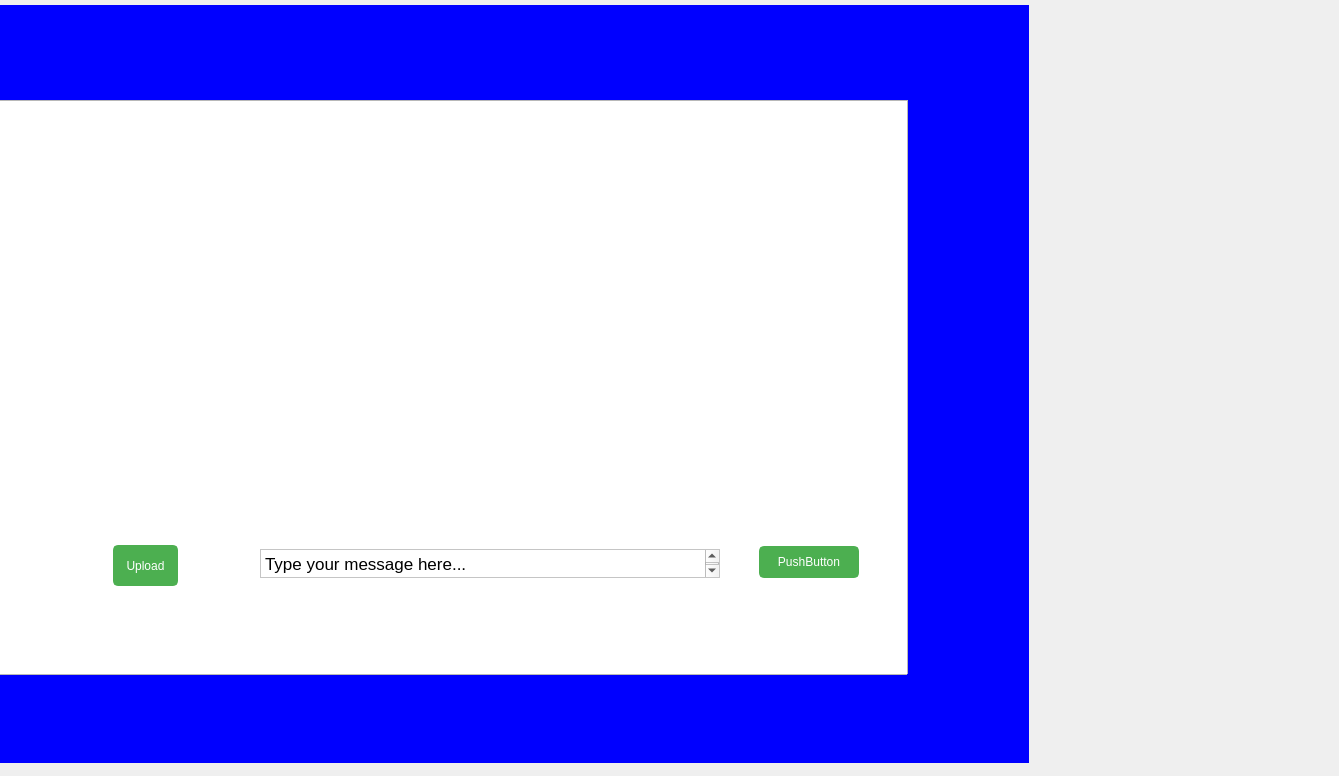
JustinGetty/LotusAppClient, file Forms/mainwindow.ui: the form before one commit.
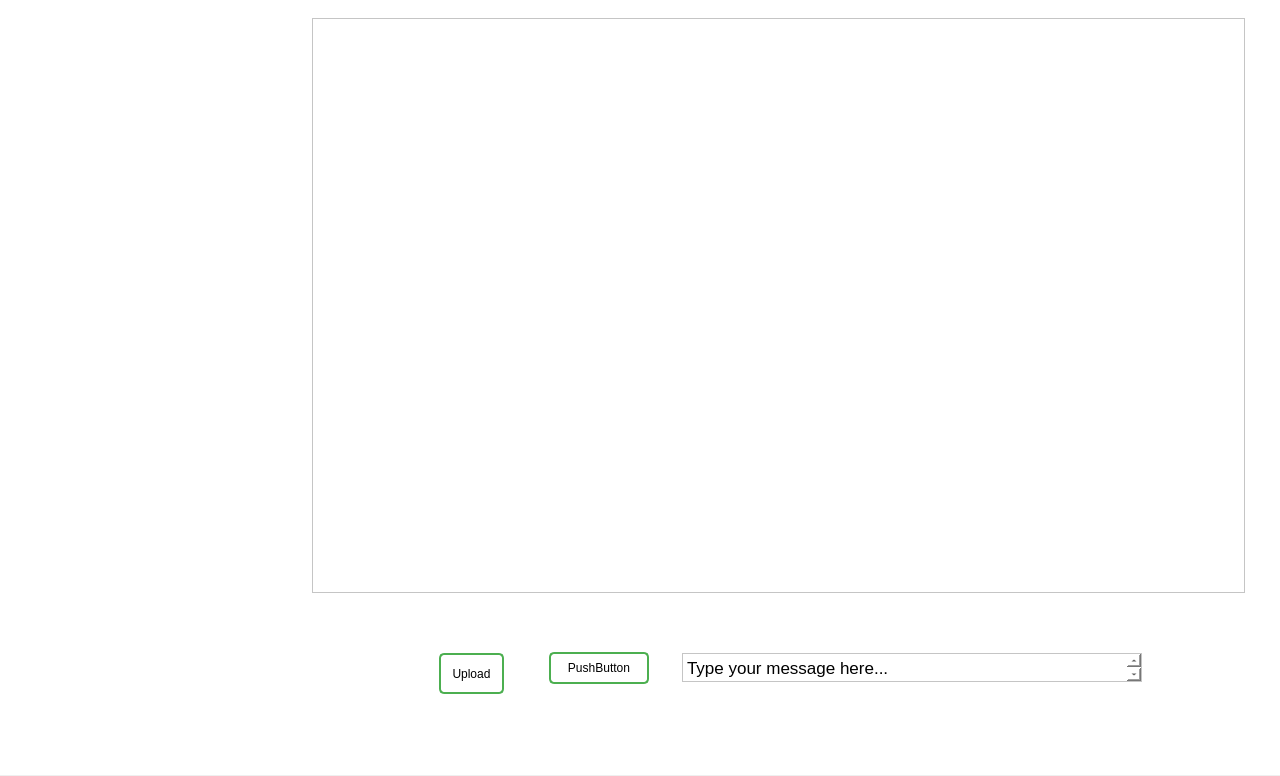
The form after the commit. The open tabs and pages were chosen to show the change.

Commit message: login function working, switches correctly. Adding user class

Diff of the .ui file:
```diff
--- a/Forms/mainwindow.ui
+++ b/Forms/mainwindow.ui
@@ -6,7 +6,7 @@
    <rect>
     <x>0</x>
     <y>0</y>
-    <width>1339</width>
+    <width>1280</width>
     <height>776</height>
    </rect>
   </property>
@@ -38,24 +38,55 @@
     <property name="geometry">
      <rect>
       <x>-59</x>
-      <y>0</y>
-      <width>1208</width>
-      <height>822</height>
+      <y>-1</y>
+      <width>1339</width>
+      <height>776</height>
      </rect>
     </property>
     <property name="currentIndex">
      <number>1</number>
     </property>
     <widget class="QWidget" name="main_window">
+     <property name="minimumSize">
+      <size>
+       <width>1339</width>
+       <height>776</height>
+      </size>
+     </property>
+     <widget class="QWidget" name="widget_4" native="true">
+      <property name="geometry">
+       <rect>
+        <x>59</x>
+        <y>0</y>
+        <width>1339</width>
+        <height>780</height>
+       </rect>
+      </property>
+      <property name="minimumSize">
+       <size>
+        <width>1339</width>
+        <height>776</height>
+       </size>
+      </property>
+      <property name="styleSheet">
+       <string notr="true">QWidget {
+background-color: #ffffff;
+}</string>
+      </property>
      <widget class="QPushButton" name="uploadButton">
       <property name="geometry">
        <rect>
-        <x>172</x>
-        <y>545</y>
+         <x>439</x>
+         <y>654</y>
         <width>65</width>
         <height>41</height>
        </rect>
       </property>
+       <property name="styleSheet">
+        <string notr="true">QPushButton{
+	color: #000000;
+}</string>
+       </property>
       <property name="text">
        <string>Upload</string>
       </property>
@@ -63,8 +94,8 @@
      <widget class="QTextBrowser" name="textBrowser">
       <property name="geometry">
        <rect>
-        <x>34</x>
-        <y>100</y>
+         <x>312</x>
+         <y>19</y>
         <width>933</width>
         <height>575</height>
        </rect>
@@ -81,6 +112,15 @@
            </color>
           </brush>
          </colorrole>
+          <colorrole role="Button">
+           <brush brushstyle="SolidPattern">
+            <color alpha="255">
+             <red>255</red>
+             <green>255</green>
+             <blue>255</blue>
+            </color>
+           </brush>
+          </colorrole>
          <colorrole role="Text">
           <brush brushstyle="SolidPattern">
            <color alpha="255">
@@ -99,6 +139,15 @@
            </color>
           </brush>
          </colorrole>
+          <colorrole role="Window">
+           <brush brushstyle="SolidPattern">
+            <color alpha="255">
+             <red>255</red>
+             <green>255</green>
+             <blue>255</blue>
+            </color>
+           </brush>
+          </colorrole>
         </active>
         <inactive>
          <colorrole role="WindowText">
@@ -110,6 +159,15 @@
            </color>
           </brush>
          </colorrole>
+          <colorrole role="Button">
+           <brush brushstyle="SolidPattern">
+            <color alpha="255">
+             <red>255</red>
+             <green>255</green>
+             <blue>255</blue>
+            </color>
+           </brush>
+          </colorrole>
          <colorrole role="Text">
           <brush brushstyle="SolidPattern">
            <color alpha="255">
@@ -128,8 +186,45 @@
            </color>
           </brush>
          </colorrole>
-        </inactive>
-        <disabled/>
+          <colorrole role="Window">
+           <brush brushstyle="SolidPattern">
+            <color alpha="255">
+             <red>255</red>
+             <green>255</green>
+             <blue>255</blue>
+            </color>
+           </brush>
+          </colorrole>
+         </inactive>
+         <disabled>
+          <colorrole role="Button">
+           <brush brushstyle="SolidPattern">
+            <color alpha="255">
+             <red>255</red>
+             <green>255</green>
+             <blue>255</blue>
+            </color>
+           </brush>
+          </colorrole>
+          <colorrole role="Base">
+           <brush brushstyle="SolidPattern">
+            <color alpha="255">
+             <red>255</red>
+             <green>255</green>
+             <blue>255</blue>
+            </color>
+           </brush>
+          </colorrole>
+          <colorrole role="Window">
+           <brush brushstyle="SolidPattern">
+            <color alpha="255">
+             <red>255</red>
+             <green>255</green>
+             <blue>255</blue>
+            </color>
+           </brush>
+          </colorrole>
+         </disabled>
        </palette>
       </property>
       <property name="styleSheet">
@@ -139,11 +234,30 @@
 }</string>
       </property>
      </widget>
+      <widget class="QPushButton" name="Send_Message_Button">
+       <property name="geometry">
+        <rect>
+         <x>549</x>
+         <y>653</y>
+         <width>100</width>
+         <height>32</height>
+        </rect>
+       </property>
+       <property name="styleSheet">
+        <string notr="true">QPushButton
+{
+	color: #000000;
+}</string>
+       </property>
+       <property name="text">
+        <string>PushButton</string>
+       </property>
+      </widget>
      <widget class="QTextEdit" name="Message_Input_Label">
       <property name="geometry">
        <rect>
-        <x>319</x>
-        <y>549</y>
+         <x>682</x>
+         <y>654</y>
         <width>460</width>
         <height>29</height>
        </rect>
@@ -628,39 +742,7 @@
 &lt;p style=&quot; margin-top:0px; margin-bottom:0px; margin-left:0px; margin-right:0px; -qt-block-indent:0; text-indent:0px;&quot;&gt;Type your message here...&lt;/p&gt;&lt;/body&gt;&lt;/html&gt;</string>
       </property>
      </widget>
-     <widget class="QPushButton" name="Send_Message_Button">
-      <property name="geometry">
-       <rect>
-        <x>818</x>
-        <y>546</y>
-        <width>100</width>
-        <height>32</height>
-       </rect>
-      </property>
-      <property name="text">
-       <string>PushButton</string>
-      </property>
      </widget>
-     <widget class="QWidget" name="widget_4" native="true">
-      <property name="geometry">
-       <rect>
-        <x>59</x>
-        <y>5</y>
-        <width>1029</width>
-        <height>758</height>
-       </rect>
-      </property>
-      <property name="styleSheet">
-       <string notr="true">QWidget {
-background-color: blue;
-}</string>
-      </property>
-     </widget>
-     <zorder>widget_4</zorder>
-     <zorder>textBrowser</zorder>
-     <zorder>Message_Input_Label</zorder>
-     <zorder>Send_Message_Button</zorder>
-     <zorder>uploadButton</zorder>
     </widget>
     <widget class="QWidget" name="login_window">
      <property name="palette">
```
Left out of the diff: 112 changed lines with no effect on the pictures. Lines whose indentation alone changed are shown as unchanged. The commit also changes 6 other files.
